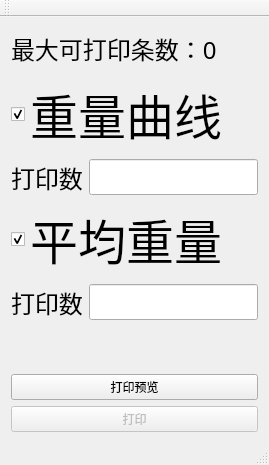
This is PRT/PRT.ui in DR-Pharm/QPrinter as Qt 5 draws it before an edit. The edited form follows.
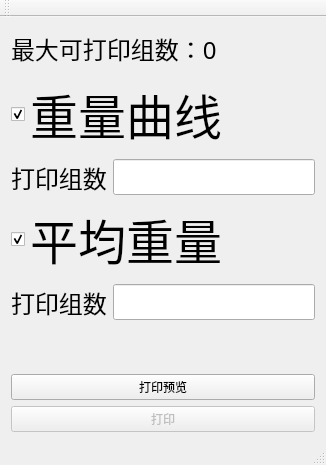
This is the edited form.

Commit message: print group

What changed in the file:
```diff
--- a/PRT/PRT.ui
+++ b/PRT/PRT.ui
@@ -6,7 +6,7 @@
    <rect>
     <x>0</x>
     <y>0</y>
-    <width>269</width>
+    <width>326</width>
     <height>465</height>
    </rect>
   </property>
@@ -24,7 +24,7 @@
        </font>
       </property>
       <property name="text">
-       <string>最大可打印条数：0</string>
+       <string>最大可打印组数：0</string>
       </property>
      </widget>
     </item>
@@ -54,7 +54,7 @@
          </font>
         </property>
         <property name="text">
-         <string>打印数</string>
+         <string>打印组数</string>
         </property>
        </widget>
       </item>
@@ -95,7 +95,7 @@
          </font>
         </property>
         <property name="text">
-         <string>打印数</string>
+         <string>打印组数</string>
         </property>
        </widget>
       </item>
```
Left out of the diff: 2 changed lines with no effect on the pictures. The commit also changes 2 other files.
